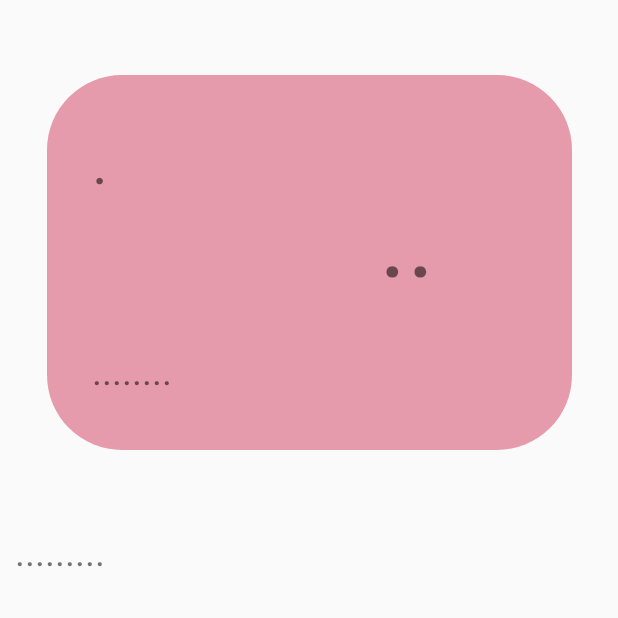
After one commit to 0lbabej/MendiPedia, an Android app: the AboutActivity screen opened directly, with no data from a screen before it, on a phone screen of 412 x 824 dp, the top half of it. The commit adds this screen. Run offline under Robolectric (Android 15) with nearby library versions, the phone set to English and light mode, and no system bars.

Commit message:
remade the code

```diff
--- a/app/src/main/AndroidManifest.xml
+++ b/app/src/main/AndroidManifest.xml
@@ -14,6 +14,9 @@
         android:theme="@style/Theme.MendiPedia"
         tools:targetApi="31">
         <activity
+            android:name=".AboutActivity"
+            android:exported="false" />
+        <activity
             android:name=".MainActivity"
             android:exported="true">
             <intent-filter>
--- /dev/null
+++ b/app/src/main/java/com/example/mendipedia/AboutActivity.kt
@@ -0,0 +1,15 @@
+package com.example.mendipedia
+
+import androidx.appcompat.app.AppCompatActivity
+import android.os.Bundle
+import android.widget.TextView
+
+class AboutActivity : AppCompatActivity() {
+
+    private lateinit var textViewElementName: TextView
+
+    override fun onCreate(savedInstanceState: Bundle?) {
+        super.onCreate(savedInstanceState)
+        setContentView(R.layout.activity_about)
+    }
+}
--- /dev/null
+++ b/app/src/main/res/layout/activity_about.xml
@@ -0,0 +1,87 @@
+<?xml version="1.0" encoding="utf-8"?>
+<androidx.constraintlayout.widget.ConstraintLayout xmlns:android="http://schemas.android.com/apk/res/android"
+    xmlns:app="http://schemas.android.com/apk/res-auto"
+    xmlns:tools="http://schemas.android.com/tools"
+    android:theme="@style/Theme.MendiPedia"
+    android:layout_width="match_parent"
+    android:layout_height="match_parent"
+    tools:context=".AboutActivity">
+
+
+    <RelativeLayout
+        android:id="@+id/CardElement"
+        android:layout_width="350dp"
+        android:layout_height="250dp"
+        android:layout_margin="50dp"
+        android:background="@drawable/rounded_big_rose"
+        app:layout_constraintEnd_toEndOf="parent"
+        app:layout_constraintStart_toStartOf="parent"
+        app:layout_constraintTop_toTopOf="parent">
+
+        <TextView
+            android:id="@+id/textViewChoosedElementId"
+            android:layout_width="wrap_content"
+            android:layout_height="wrap_content"
+            android:layout_alignParentStart="true"
+            android:layout_alignParentTop="true"
+            android:layout_marginStart="30dp"
+            android:layout_marginTop="30dp"
+            android:gravity="center"
+            android:text="."
+            android:textSize="40sp" />
+
+        <TextView
+            android:id="@+id/textViewChoosedElementName"
+            android:layout_width="100dp"
+            android:layout_height="100dp"
+            android:layout_alignParentTop="true"
+            android:layout_alignParentEnd="true"
+            android:layout_alignParentBottom="true"
+            android:layout_marginTop="60dp"
+            android:layout_marginEnd="60dp"
+            android:layout_marginBottom="95dp"
+            android:gravity="center"
+            android:text=".."
+            android:textSize="70sp" />
+
+        <TextView
+            android:id="@+id/textViewChoosedElementMass"
+            android:layout_width="60dp"
+            android:layout_height="40dp"
+            android:layout_below="@+id/textViewChoosedElementId"
+            android:layout_alignParentStart="true"
+            android:layout_alignParentBottom="true"
+            android:layout_marginStart="30dp"
+            android:layout_marginTop="90dp"
+            android:layout_marginEnd="40dp"
+            android:layout_marginBottom="30dp"
+            android:layout_toStartOf="@+id/textViewChoosedElementName"
+            android:foregroundGravity="left"
+            android:gravity="center_vertical"
+            android:text="........"
+            android:textSize="25sp" />
+    </RelativeLayout>
+
+    <ScrollView
+        android:layout_width="match_parent"
+        android:layout_height="0dp"
+        android:layout_marginStart="10dp"
+        android:layout_marginTop="50dp"
+        android:layout_marginEnd="10dp"
+        android:layout_marginBottom="10dp"
+        app:layout_constraintBottom_toBottomOf="parent"
+        app:layout_constraintEnd_toEndOf="parent"
+        app:layout_constraintHorizontal_bias="0.0"
+        app:layout_constraintStart_toStartOf="parent"
+        app:layout_constraintTop_toBottomOf="@+id/CardElement"
+        app:layout_constraintVertical_bias="1.0">
+
+        <TextView
+            android:id="@+id/textViewChoosedElementDescription"
+            android:layout_width="match_parent"
+            android:layout_height="wrap_content"
+            android:text="........."
+            android:textSize="25sp" />
+    </ScrollView>
+
+</androidx.constraintlayout.widget.ConstraintLayout>
--- a/app/src/main/res/layout/activity_main.xml
+++ b/app/src/main/res/layout/activity_main.xml
@@ -19,7 +19,9 @@
         app:layout_constraintEnd_toEndOf="parent"
         app:layout_constraintHorizontal_bias="0.0"
         app:layout_constraintStart_toStartOf="parent"
-        app:layout_constraintTop_toTopOf="parent" />
+        app:layout_constraintTop_toTopOf="parent"
+        android:iconifiedByDefault="false"
+        android:queryHint="Search Here"/>
 
     <ScrollView
         android:layout_width="0dp"
```
Also changed, not shown: app/src/main/java/com/example/mendipedia/ElementModel.kt (+6 -6 lines), app/src/main/java/com/example/mendipedia/ElementsAdapter.kt (+22 -10 lines), app/src/main/java/com/example/mendipedia/MainActivity.kt (+2 -22 lines).
